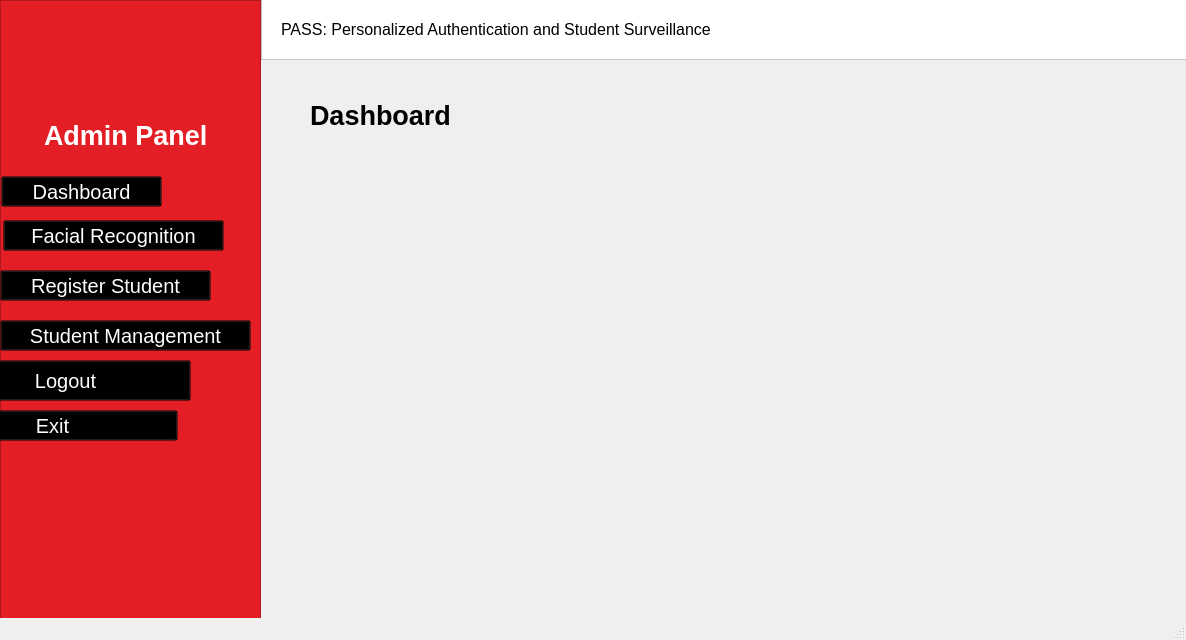
Above: dashboard.ui from pfdelfin98/PASS before the change. Below: the same form after it.
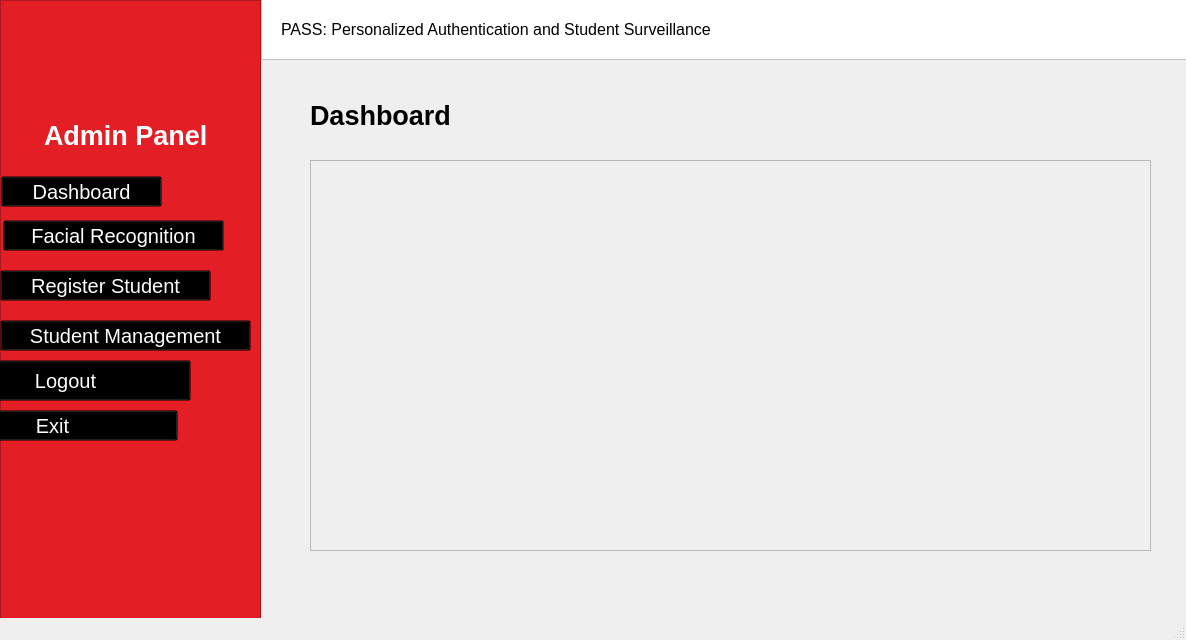
That is the form after the change. Icons and pictures are not drawn.

Patch:
```diff
--- a/dashboard.ui
+++ b/dashboard.ui
@@ -282,6 +282,22 @@
      <string>Dashboard</string>
     </property>
    </widget>
+   <widget class="QFrame" name="frame_2">
+    <property name="geometry">
+     <rect>
+      <x>310</x>
+      <y>160</y>
+      <width>841</width>
+      <height>391</height>
+     </rect>
+    </property>
+    <property name="frameShape">
+     <enum>QFrame::StyledPanel</enum>
+    </property>
+    <property name="frameShadow">
+     <enum>QFrame::Raised</enum>
+    </property>
+   </widget>
   </widget>
   <widget class="QMenuBar" name="menubar">
    <property name="geometry">
```
Left out of the diff: 2 changed lines with no effect on the pictures.
